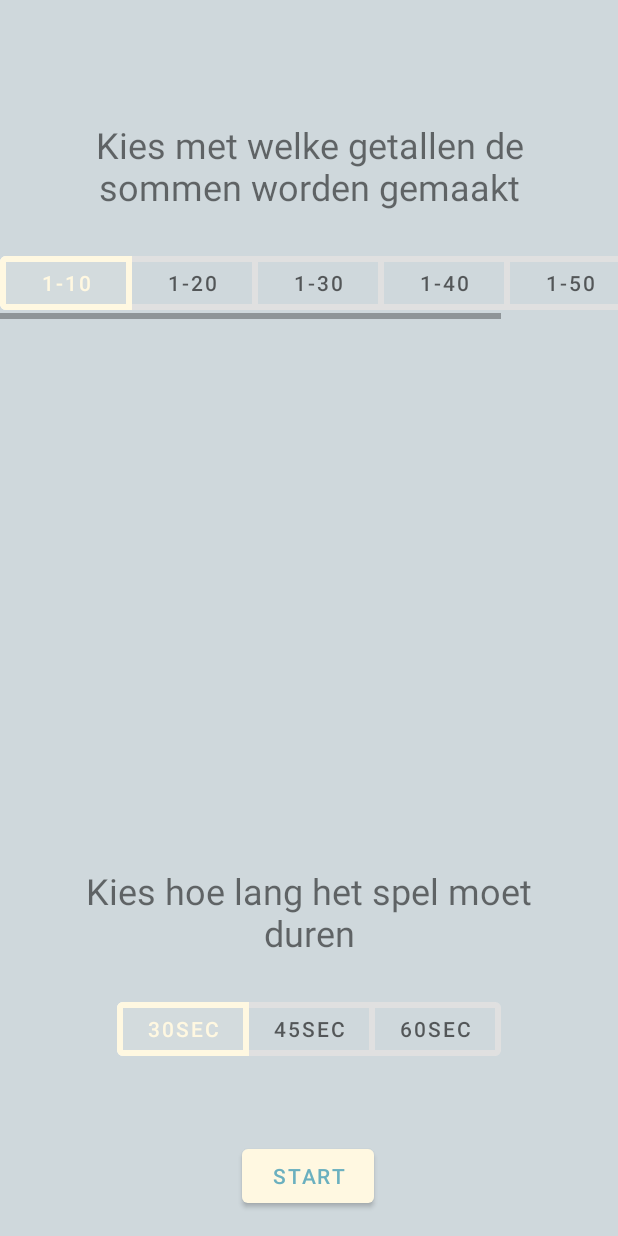
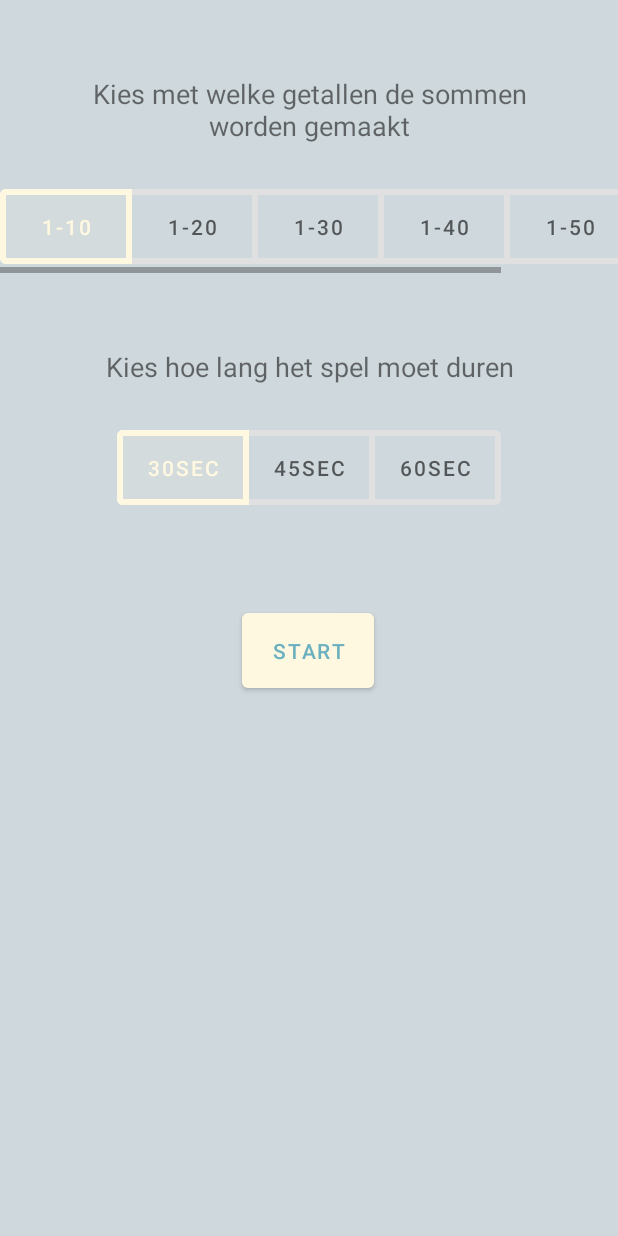
Before and after one commit to ITenF/MathTimeQuiz, an Android app: the screen it shows after launch (MainActivity), after a tap on "Min", on a phone screen of 412 x 824 dp. Run offline under Robolectric (Android 15) with nearby library versions, the phone set to English and light mode, and no system bars.

Commit message:
layout verbeterd, knoppen groter gemaakt en probleem met resetten van knoppen bij teruggaan naar home opgelost

```diff
--- a/app/build.gradle
+++ b/app/build.gradle
@@ -9,8 +9,8 @@ android {
         applicationId "com.itenf.mathtimequiz"
         minSdkVersion 21
         targetSdkVersion 29
-        versionCode 6
-        versionName "6.0"
+        versionCode 9
+        versionName "9.0"
 
         testInstrumentationRunner "androidx.test.runner.AndroidJUnitRunner"
     }
--- a/app/src/main/java/com/itenf/mathtimequiz/ui/main/ChooseArithmeticOperationFragment.java
+++ b/app/src/main/java/com/itenf/mathtimequiz/ui/main/ChooseArithmeticOperationFragment.java
@@ -83,16 +83,22 @@ public class ChooseArithmeticOperationFragment extends Fragment {
 
     public void minBtnOnClick(){
         mViewModel.setTypeArithmeticExpression("-");
+        mViewModel.setNumberRange(10);
+        mViewModel.setNumberOfSeconds(30);
         goToChooseRangeNumbersFragment();
     }
 
     public void multiplyBtnOnClick(){
         mViewModel.setTypeArithmeticExpression("*");
+        mViewModel.setNumberRange(10);
+        mViewModel.setNumberOfSeconds(30);
         goToChooseRangeNumbersFragment();
     }
 
     public void divisionBtnOnClick(){
         mViewModel.setTypeArithmeticExpression("/");
+        mViewModel.setNumberRange(10);
+        mViewModel.setNumberOfSeconds(30);
         goToChooseRangeNumbersFragment();
     }
 
--- a/app/src/main/res/layout/choose_range_numbers_fragment.xml
+++ b/app/src/main/res/layout/choose_range_numbers_fragment.xml
@@ -13,11 +13,11 @@
         android:layout_width="0dp"
         android:layout_height="wrap_content"
         android:layout_marginStart="32dp"
-        android:layout_marginTop="80dp"
+        android:layout_marginTop="50dp"
         android:layout_marginEnd="32dp"
         android:gravity="center"
         android:text="@string/kies_met_welke_getallen_de_sommen_worden_gemaakt"
-        android:textSize="24sp"
+        android:textSize="18sp"
         app:layout_constraintEnd_toEndOf="parent"
         app:layout_constraintStart_toStartOf="parent"
         app:layout_constraintTop_toTopOf="parent" />
@@ -112,26 +112,26 @@
         android:layout_width="0dp"
         android:layout_height="wrap_content"
         android:layout_marginStart="32dp"
+        android:layout_marginTop="50dp"
         android:layout_marginEnd="32dp"
-        android:layout_marginBottom="24dp"
         android:gravity="center"
         android:text="@string/kies_hoe_lang_het_spel_moet_duren"
-        android:textSize="24sp"
-        app:layout_constraintBottom_toTopOf="@+id/horizontalScrollView2"
+        android:textSize="18sp"
         app:layout_constraintEnd_toEndOf="parent"
-        app:layout_constraintStart_toStartOf="parent" />
+        app:layout_constraintStart_toStartOf="parent"
+        app:layout_constraintTop_toBottomOf="@+id/scrollRange" />
 
 
     <HorizontalScrollView
         android:id="@+id/horizontalScrollView2"
         android:layout_width="wrap_content"
         android:layout_height="wrap_content"
-        android:layout_marginBottom="50dp"
+        android:layout_marginTop="24dp"
         android:scrollbars="horizontal"
-        app:layout_constraintBottom_toTopOf="@+id/startGameBtn"
         app:layout_constraintEnd_toEndOf="parent"
         app:layout_constraintHorizontal_bias="0.5"
-        app:layout_constraintStart_toStartOf="parent">
+        app:layout_constraintStart_toStartOf="parent"
+        app:layout_constraintTop_toBottomOf="@+id/chooseTimeTxtView">
 
         <LinearLayout
             android:id="@+id/scrollButtonHorizontalLayout"
@@ -153,24 +153,24 @@
                     style="@style/myCustomOutlinedButton"
                     android:layout_width="wrap_content"
                     android:layout_height="wrap_content"
-                    app:strokeWidth="4dp"
-                    android:text="@string/_30sec" />
+                    android:text="@string/_30sec"
+                    app:strokeWidth="4dp" />
 
                 <com.google.android.material.button.MaterialButton
                     android:id="@+id/time45secBtn"
                     style="@style/myCustomOutlinedButton"
                     android:layout_width="wrap_content"
                     android:layout_height="wrap_content"
-                    app:strokeWidth="4dp"
-                    android:text="@string/_45sec" />
+                    android:text="@string/_45sec"
+                    app:strokeWidth="4dp" />
 
                 <com.google.android.material.button.MaterialButton
                     android:id="@+id/time60secBtn"
                     style="@style/myCustomOutlinedButton"
                     android:layout_width="wrap_content"
                     android:layout_height="wrap_content"
-                    app:strokeWidth="4dp"
-                    android:text="@string/_60sec" />
+                    android:text="@string/_60sec"
+                    app:strokeWidth="4dp" />
 
             </com.google.android.material.button.MaterialButtonToggleGroup>
 
@@ -182,13 +182,13 @@
         android:layout_width="wrap_content"
         android:layout_height="wrap_content"
         android:layout_marginStart="32dp"
+        android:layout_marginTop="60dp"
         android:layout_marginEnd="32dp"
-        android:layout_marginBottom="16dp"
         android:text="@string/start"
         android:textColor="@color/blueGreen"
-        app:layout_constraintBottom_toBottomOf="parent"
         app:layout_constraintEnd_toEndOf="parent"
         app:layout_constraintHorizontal_bias="0.498"
-        app:layout_constraintStart_toStartOf="parent" />
+        app:layout_constraintStart_toStartOf="parent"
+        app:layout_constraintTop_toBottomOf="@+id/horizontalScrollView2" />
 
 </androidx.constraintlayout.widget.ConstraintLayout>
--- a/app/src/main/res/values/styles.xml
+++ b/app/src/main/res/values/styles.xml
@@ -26,6 +26,10 @@
     <style name="myCustomContainedButton" parent="Widget.MaterialComponents.Button">
         <!--these all styles are implemented outside, because to get all the overridden attributes easily-->
         <item name="android:layout_margin">3dp</item>
+        <item name="android:paddingLeft">15dp</item>
+        <item name="android:paddingRight">15dp</item>
+        <item name="android:paddingTop">15dp</item>
+        <item name="android:paddingBottom">15dp</item>
     </style>
     <!--theming of contained button ends here-->
 
@@ -37,6 +41,10 @@
         <item name="cornerSize">12dp</item>
         <item name="android:strokeColor">@color/brownOrange</item>
         <item name="color">@color/redForWrongAnswer</item>
+        <item name="android:paddingLeft">15dp</item>
+        <item name="android:paddingRight">15dp</item>
+        <item name="android:paddingTop">15dp</item>
+        <item name="android:paddingBottom">15dp</item>
     </style>
     <!--theming of outlined button ends here-->
 
@@ -64,7 +72,7 @@
         <item name="android:layout_width">wrap_content</item>
         <item name="android:layout_height">wrap_content</item>
         <item name="android:layout_gravity">center</item>
-        <item name="android:layout_margin">20dp</item>
+        <item name="android:layout_margin">10dp</item>
     </style>
 
     <style name="buttonStartNewGame" parent="Widget.MaterialComponents.Button">
```
Also changed, not shown: app/src/main/res/layout/play_field_fragment.xml (+21 -20 lines), app/src/main/res/layout/score_fragment.xml (+17 -7 lines).
